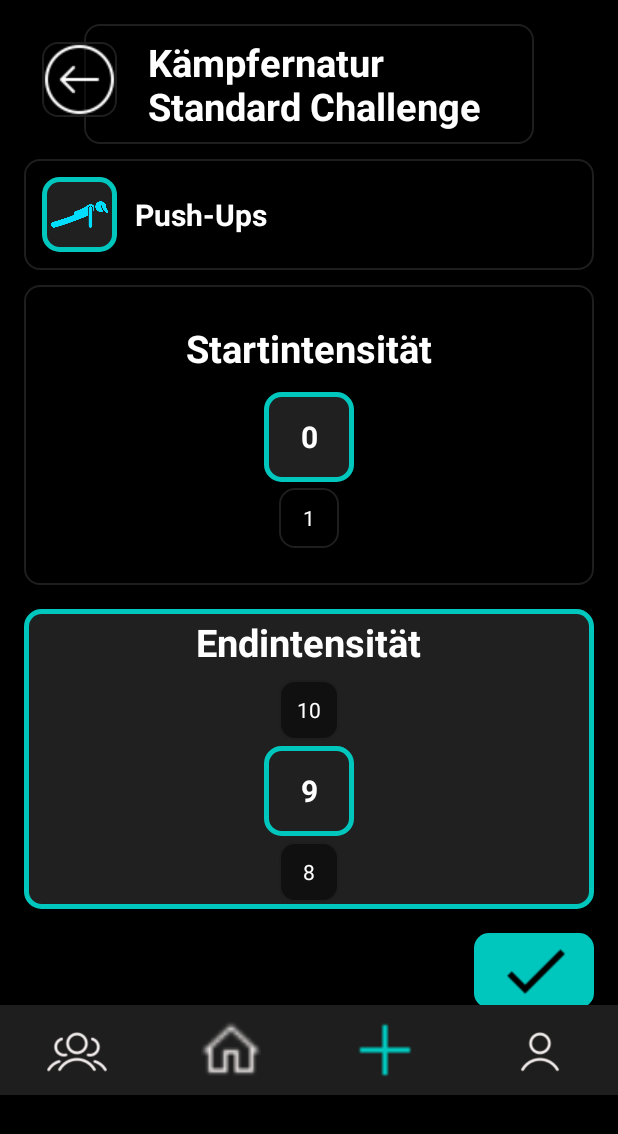
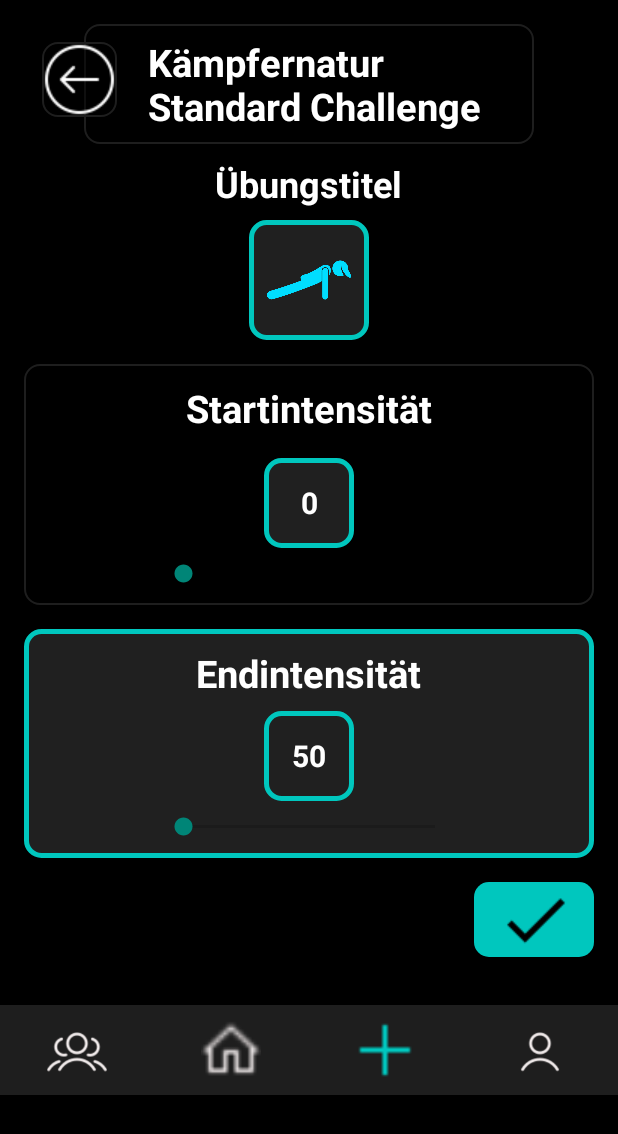
Before and after one commit to Luggl/ChallengeAccepted, an Android app built with Jetpack Compose: the layout activity_standard_intensity.xml on its own in the app's theme, with its tools: preview values and no code run, on a phone screen of 412 x 824 dp. Shown: the top 1134 px of the screen. Run offline under Robolectric (Android 15) with nearby library versions, the phone set to English and light mode, and no system bars.

Commit message:
Standard intensity erstellt

```diff
--- a/app/frontend/app/src/main/res/layout/activity_standard_intensity.xml
+++ b/app/frontend/app/src/main/res/layout/activity_standard_intensity.xml
@@ -49,47 +49,42 @@
         android:layout_below="@id/btn_back"
         android:layout_marginLeft="16dp"
         android:layout_marginRight="16dp"
-        android:orientation="vertical">
+        android:orientation="vertical"
+        android:gravity="center_horizontal">
+
+        <TextView
+            android:id="@+id/tv_title"
+            android:layout_width="wrap_content"
+            android:layout_height="wrap_content"
+            android:text="Übungstitel"
+            android:textColor="@color/white"
+            android:textSize="24sp"
+            android:textStyle="bold"
+            android:layout_marginBottom="8dp"
+            />
 
         <!-- Header mit Icon und Titel -->
-        <LinearLayout
-            android:layout_width="match_parent"
-            android:layout_height="wrap_content"
-            android:layout_marginBottom="10dp"
-            android:background="@drawable/grey_background"
-            android:gravity="center_vertical"
-            android:orientation="horizontal"
-            android:padding="12dp">
-
         <ImageView
-                android:layout_width="50dp"
-                android:layout_height="50dp"
-                android:layout_marginEnd="12dp"
+            android:id="@+id/iv_exercise_icon"
+            android:layout_width="80dp"
+            android:layout_height="80dp"
+            android:layout_marginBottom="16dp"
+            android:src="@drawable/pushups_icon"
             android:background="@drawable/green_frame"
-                android:clipToOutline="true"
-                android:padding="6dp"
+            android:padding="12dp"
             android:scaleType="centerInside"
-                android:src="@drawable/pushups_icon"
             android:tint="@android:color/holo_blue_bright"
             tools:ignore="UseAppTint" />
-
-            <TextView
-                android:layout_width="wrap_content"
-                android:layout_height="wrap_content"
-                android:text="Push-Ups"
-                android:textColor="@color/white"
-                android:textSize="20sp"
-                android:textStyle="bold" />
-        </LinearLayout>
 
         <!-- Startintensität -->
         <LinearLayout
             android:layout_width="match_parent"
-            android:layout_height="200dp"
+            android:layout_height="wrap_content"
             android:layout_marginBottom="16dp"
             android:background="@drawable/grey_background"
             android:gravity="center"
-            android:orientation="vertical">
+            android:orientation="vertical"
+            android:padding="12dp">
 
             <TextView
                 android:layout_width="wrap_content"
@@ -97,46 +92,42 @@
                 android:layout_marginBottom="8dp"
                 android:text="Startintensität"
                 android:textColor="@color/white"
-                android:textSize="25dp"
+                android:textSize="25sp"
                 android:textStyle="bold" />
 
-            <LinearLayout
-                android:layout_width="wrap_content"
-                android:layout_height="wrap_content"
-                android:gravity="center"
-                android:orientation="vertical">
 
 
                 <TextView
                     android:id="@+id/tv_start_main"
                     android:layout_width="60dp"
                     android:layout_height="60dp"
-                    android:layout_marginVertical="4dp"
+                    android:layout_marginVertical="8dp"
                     android:background="@drawable/green_frame"
                     android:gravity="center"
                     android:text="0"
                     android:textColor="@color/white"
                     android:textSize="20sp"
-                    android:textStyle="bold" />
+                    android:textStyle="bold"
+                    />
 
-                <TextView
-                    android:layout_width="40dp"
-                    android:layout_height="40dp"
-                    android:background="@drawable/grey_background"
-                    android:gravity="center"
-                    android:text="1"
-                    android:textColor="@color/white"
-                    android:textSize="14sp" />
-            </LinearLayout>
+                <SeekBar
+                    android:id="@+id/seekbar_start"
+                    android:layout_width="200dp"
+                    android:layout_height="wrap_content"
+                    android:max="50"
+                    android:progress="0" />
+
             </LinearLayout>
 
         <!-- Endintensität -->
         <LinearLayout
             android:layout_width="match_parent"
-            android:layout_height="200dp"
+            android:layout_height="wrap_content"
             android:background="@drawable/green_frame"
             android:gravity="center"
-            android:orientation="vertical">
+            android:orientation="vertical"
+            android:padding="12dp">
+
 
                 <TextView
                     android:layout_width="wrap_content"
@@ -144,46 +135,26 @@
                     android:layout_marginBottom="8dp"
                     android:text="Endintensität"
                     android:textColor="@color/white"
-                android:textSize="25dp"
+                    android:textSize="25sp"
                     android:textStyle="bold" />
-
-
-            <LinearLayout
-                android:layout_width="wrap_content"
-                android:layout_height="wrap_content"
-                android:gravity="center"
-                android:orientation="vertical">
-
-                <TextView
-                    android:layout_width="40dp"
-                    android:layout_height="40dp"
-                    android:background="@drawable/grey_background"
-                    android:gravity="center"
-                    android:text="10"
-                    android:textColor="@color/white"
-                    android:textSize="14sp" />
-
                 <TextView
                     android:id="@+id/tv_end_main"
                     android:layout_width="60dp"
                     android:layout_height="60dp"
-                    android:layout_marginVertical="4dp"
+                    android:layout_marginBottom="8dp"
                     android:background="@drawable/green_frame"
                     android:gravity="center"
-                    android:text="9"
+                    android:text="50"
                     android:textColor="@color/white"
                     android:textSize="20sp"
                     android:textStyle="bold" />
 
-                <TextView
-                    android:layout_width="40dp"
-                    android:layout_height="40dp"
-                    android:background="@drawable/grey_background"
-                    android:gravity="center"
-                    android:text="8"
-                    android:textColor="@color/white"
-                    android:textSize="14sp" />
-            </LinearLayout>
+                <SeekBar
+                    android:id="@+id/seekbar_end"
+                    android:layout_width="200dp"
+                    android:layout_height="wrap_content"
+                    android:max="100"
+                    android:progress="0"/>
             </LinearLayout>
         </LinearLayout>
 
```
Also changed, not shown: app/frontend/app/src/main/java/de/thws/challengeaccepted/StandardIntensityActivity.kt (+80 -18 lines). Lines whose indentation alone changed are shown as unchanged.
